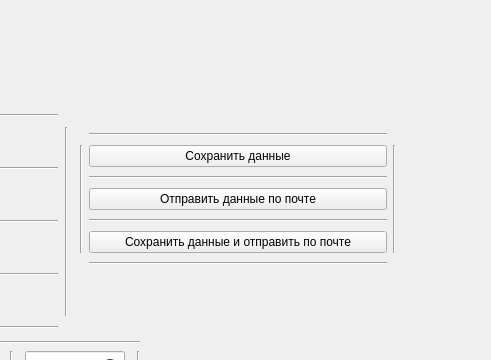
Old version of the form window.ui in the repository moredain/zp; both pictures show x 470 to 961 and y 0 to 360 of the 1060 by 902 pixel window.
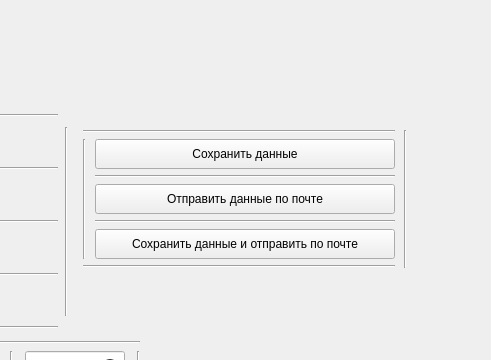
New version of the form.

```diff
--- a/window.ui
+++ b/window.ui
@@ -1343,13 +1343,37 @@
     <rect>
      <x>550</x>
      <y>130</y>
-     <width>316</width>
+     <width>331</width>
      <height>141</height>
     </rect>
    </property>
    <layout class="QGridLayout" name="gridLayout_3">
     <item row="1" column="1">
      <widget class="QPushButton" name="pushButton">
+      <property name="minimumSize">
+       <size>
+        <width>300</width>
+        <height>30</height>
+       </size>
+      </property>
+      <property name="maximumSize">
+       <size>
+        <width>300</width>
+        <height>30</height>
+       </size>
+      </property>
+      <property name="sizeIncrement">
+       <size>
+        <width>300</width>
+        <height>30</height>
+       </size>
+      </property>
+      <property name="baseSize">
+       <size>
+        <width>300</width>
+        <height>30</height>
+       </size>
+      </property>
       <property name="text">
        <string>Сохранить данные</string>
       </property>
@@ -1357,6 +1381,30 @@
     </item>
     <item row="3" column="1">
      <widget class="QPushButton" name="pushButton_2">
+      <property name="minimumSize">
+       <size>
+        <width>300</width>
+        <height>30</height>
+       </size>
+      </property>
+      <property name="maximumSize">
+       <size>
+        <width>300</width>
+        <height>30</height>
+       </size>
+      </property>
+      <property name="sizeIncrement">
+       <size>
+        <width>300</width>
+        <height>30</height>
+       </size>
+      </property>
+      <property name="baseSize">
+       <size>
+        <width>300</width>
+        <height>30</height>
+       </size>
+      </property>
       <property name="text">
        <string>Отправить данные по почте</string>
       </property>
@@ -1369,13 +1417,6 @@
       </property>
      </widget>
     </item>
-    <item row="1" column="2" rowspan="5">
-     <widget class="Line" name="line_40">
-      <property name="orientation">
-       <enum>Qt::Vertical</enum>
-      </property>
-     </widget>
-    </item>
     <item row="4" column="1">
      <widget class="Line" name="line_42">
       <property name="orientation">
@@ -1390,21 +1431,52 @@
       </property>
      </widget>
     </item>
-    <item row="6" column="1">
-     <widget class="Line" name="line_41">
-      <property name="orientation">
-       <enum>Qt::Horizontal</enum>
-      </property>
-     </widget>
-    </item>
     <item row="5" column="1">
      <widget class="QPushButton" name="pushButton_3">
+      <property name="minimumSize">
+       <size>
+        <width>300</width>
+        <height>30</height>
+       </size>
+      </property>
+      <property name="maximumSize">
+       <size>
+        <width>300</width>
+        <height>30</height>
+       </size>
+      </property>
+      <property name="sizeIncrement">
+       <size>
+        <width>300</width>
+        <height>30</height>
+       </size>
+      </property>
+      <property name="baseSize">
+       <size>
+        <width>300</width>
+        <height>30</height>
+       </size>
+      </property>
       <property name="text">
        <string>Сохранить данные и отправить по почте</string>
       </property>
      </widget>
     </item>
-    <item row="0" column="1">
+    <item row="0" column="2" rowspan="7">
+     <widget class="Line" name="line_40">
+      <property name="orientation">
+       <enum>Qt::Vertical</enum>
+      </property>
+     </widget>
+    </item>
+    <item row="6" column="0" colspan="2">
+     <widget class="Line" name="line_41">
+      <property name="orientation">
+       <enum>Qt::Horizontal</enum>
+      </property>
+     </widget>
+    </item>
+    <item row="0" column="0" colspan="2">
      <widget class="Line" name="line_45">
       <property name="orientation">
        <enum>Qt::Horizontal</enum>
```
